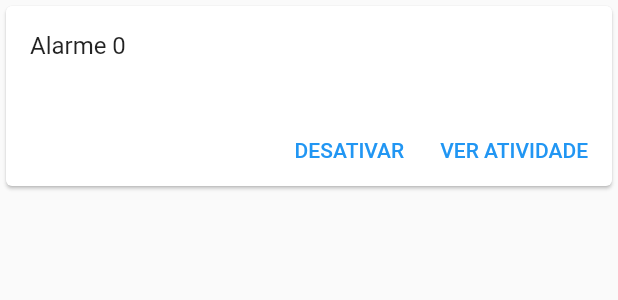
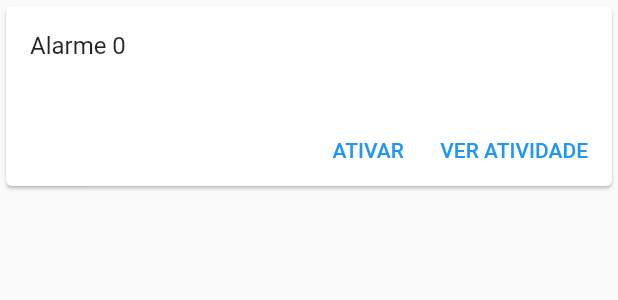
Before and after one commit to higorpo/dsme-trabalho-final, a Flutter app: the AlarmWidget widget shown alone on an empty page, opened directly with empty values, on a phone screen of 412 x 824 dp. Shown: the top 300 px of the screen. Run offline on Flutter 3.47's test engine with Material 2 defaults, Android fonts, the phone set to English and light mode, and no system bars; our stand-ins replace dio; network calls fail.

Commit message:
dynamic alarm widget

```diff
--- a/mobile/lib/pages/property_details_page.dart
+++ b/mobile/lib/pages/property_details_page.dart
@@ -1,8 +1,8 @@
 // ignore_for_file: use_key_in_widget_constructors
 
 import 'package:flutter/material.dart';
-import 'package:mobile/services/properties.dart';
-import 'package:mobile/services/services.dart';
+
+import '../widgets/widgets.dart';
 
 import 'pages.dart';
 
@@ -83,44 +83,3 @@ class _PropertyDetailsPageState extends State<PropertyDetailsPage> {
     );
   }
 }
-
-class AlarmWidget extends StatelessWidget {
-  final int index;
-  final Alarm alarm;
-
-  const AlarmWidget({
-    Key? key,
-    required this.index,
-    required this.alarm,
-  }) : super(key: key);
-
-  @override
-  Widget build(BuildContext context) {
-    return Card(
-      child: Column(
-        mainAxisSize: MainAxisSize.min,
-        children: <Widget>[
-          ListTile(
-            title: Text('Alarme $index'),
-            subtitle: Text(alarm.id),
-          ),
-          Row(
-            mainAxisAlignment: MainAxisAlignment.end,
-            children: <Widget>[
-              TextButton(
-                child: const Text('DESATIVAR'),
-                onPressed: () {},
-              ),
-              const SizedBox(width: 8),
-              TextButton(
-                child: const Text('VER ATIVIDADE'),
-                onPressed: () {},
-              ),
-              const SizedBox(width: 8),
-            ],
-          ),
-        ],
-      ),
-    );
-  }
-}
--- /dev/null
+++ b/mobile/lib/widgets/alarm_widget.dart
@@ -0,0 +1,67 @@
+import 'package:flutter/material.dart';
+
+import '../services/services.dart';
+
+class AlarmWidget extends StatefulWidget {
+  final int index;
+  final Alarm alarm;
+
+  const AlarmWidget({
+    Key? key,
+    required this.index,
+    required this.alarm,
+  }) : super(key: key);
+
+  @override
+  State<AlarmWidget> createState() => _AlarmWidgetState();
+}
+
+class _AlarmWidgetState extends State<AlarmWidget> {
+  bool isActivated = false;
+
+  @override
+  void initState() {
+    setState(() {
+      isActivated = widget.alarm.isActivated;
+    });
+    super.initState();
+  }
+
+  @override
+  Widget build(BuildContext context) {
+    return Card(
+      child: Column(
+        mainAxisSize: MainAxisSize.min,
+        children: <Widget>[
+          ListTile(
+            title: Text('Alarme ${widget.index}'),
+            subtitle: Text(widget.alarm.id),
+          ),
+          Row(
+            mainAxisAlignment: MainAxisAlignment.end,
+            children: <Widget>[
+              TextButton(
+                child: Text(isActivated ? 'DESATIVAR' : 'ATIVAR'),
+                onPressed: toggleAlarmStatus,
+              ),
+              const SizedBox(width: 8),
+              TextButton(
+                child: const Text('VER ATIVIDADE'),
+                onPressed: () {},
+              ),
+              const SizedBox(width: 8),
+            ],
+          ),
+        ],
+      ),
+    );
+  }
+
+  void toggleAlarmStatus() {
+    Alarms().updateAlarmStatus(widget.alarm.id, !isActivated);
+
+    setState(() {
+      isActivated = !isActivated;
+    });
+  }
+}
--- /dev/null
+++ b/mobile/lib/widgets/widgets.dart
@@ -0,0 +1 @@
+export 'alarm_widget.dart';
```
